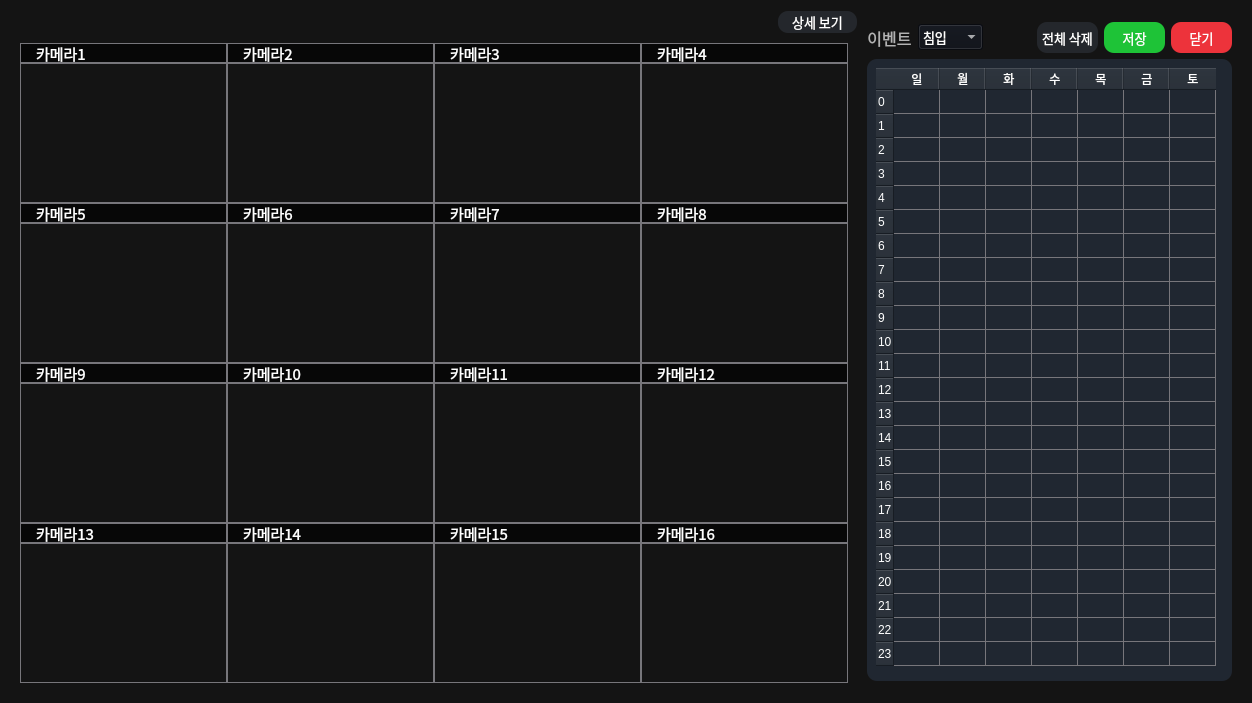
This is ui/schedule_test.ui in diddytpq/MS-AI-Viewer as Qt 5 draws it before an edit. The edited form follows.
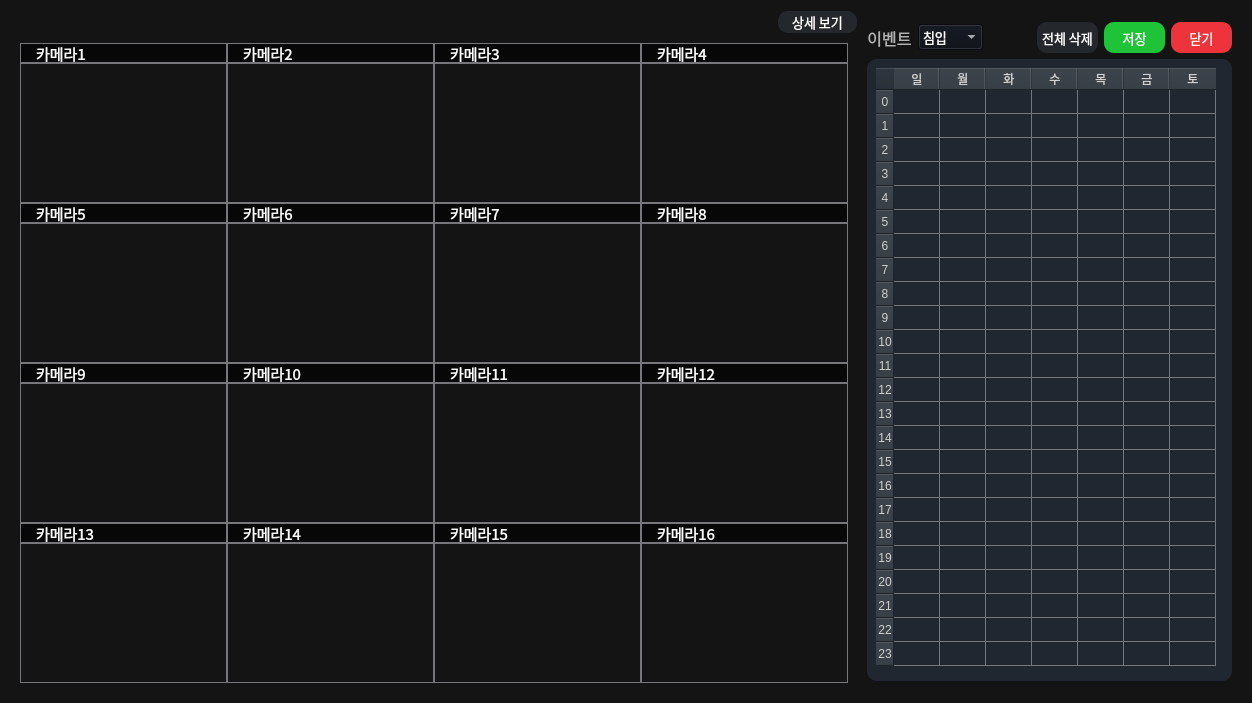
This is the edited form. Icons and pictures are not drawn.

What changed in the file:
```diff
--- a/ui/schedule_test.ui
+++ b/ui/schedule_test.ui
@@ -1747,6 +1747,12 @@
 
 }
 
+QHeaderView::section {
+    color: rgb(209, 209, 209); /* 헤더 텍스트 색상 - 회색 */
+	background-color: rgb(44, 51, 60); 
+
+}
+
 QTableWidget::item:selected {
         background-color:  rgba(109, 109, 109, 150); /* 드래그 시 선택된 셀의 배경색 */
 		border: 1px solid rgba(209, 209, 209, 30);
@@ -1820,121 +1826,193 @@
                 <property name="text">
                  <string>0</string>
                 </property>
+                <property name="textAlignment">
+                 <set>AlignCenter</set>
+                </property>
                </row>
                <row>
                 <property name="text">
                  <string>1</string>
                 </property>
+                <property name="textAlignment">
+                 <set>AlignCenter</set>
+                </property>
                </row>
                <row>
                 <property name="text">
                  <string>2</string>
                 </property>
+                <property name="textAlignment">
+                 <set>AlignCenter</set>
+                </property>
                </row>
                <row>
                 <property name="text">
                  <string>3</string>
                 </property>
+                <property name="textAlignment">
+                 <set>AlignCenter</set>
+                </property>
                </row>
                <row>
                 <property name="text">
                  <string>4</string>
                 </property>
+                <property name="textAlignment">
+                 <set>AlignCenter</set>
+                </property>
                </row>
                <row>
                 <property name="text">
                  <string>5</string>
                 </property>
+                <property name="textAlignment">
+                 <set>AlignCenter</set>
+                </property>
                </row>
                <row>
                 <property name="text">
                  <string>6</string>
                 </property>
+                <property name="textAlignment">
+                 <set>AlignCenter</set>
+                </property>
                </row>
                <row>
                 <property name="text">
                  <string>7</string>
                 </property>
+                <property name="textAlignment">
+                 <set>AlignCenter</set>
+                </property>
                </row>
                <row>
                 <property name="text">
                  <string>8</string>
                 </property>
+                <property name="textAlignment">
+                 <set>AlignCenter</set>
+                </property>
                </row>
                <row>
                 <property name="text">
                  <string>9</string>
                 </property>
+                <property name="textAlignment">
+                 <set>AlignCenter</set>
+                </property>
                </row>
                <row>
                 <property name="text">
                  <string>10</string>
                 </property>
+                <property name="textAlignment">
+                 <set>AlignCenter</set>
+                </property>
                </row>
                <row>
                 <property name="text">
                  <string>11</string>
                 </property>
+                <property name="textAlignment">
+                 <set>AlignCenter</set>
+                </property>
                </row>
                <row>
                 <property name="text">
                  <string>12</string>
                 </property>
+                <property name="textAlignment">
+                 <set>AlignCenter</set>
+                </property>
                </row>
                <row>
                 <property name="text">
                  <string>13</string>
                 </property>
+                <property name="textAlignment">
+                 <set>AlignCenter</set>
+                </property>
                </row>
                <row>
                 <property name="text">
                  <string>14</string>
                 </property>
+                <property name="textAlignment">
+                 <set>AlignCenter</set>
+                </property>
                </row>
                <row>
                 <property name="text">
                  <string>15</string>
                 </property>
+                <property name="textAlignment">
+                 <set>AlignCenter</set>
+                </property>
                </row>
                <row>
                 <property name="text">
                  <string>16</string>
                 </property>
+                <property name="textAlignment">
+                 <set>AlignCenter</set>
+                </property>
                </row>
                <row>
                 <property name="text">
                  <string>17</string>
                 </property>
+                <property name="textAlignment">
+                 <set>AlignCenter</set>
+                </property>
                </row>
                <row>
                 <property name="text">
                  <string>18</string>
                 </property>
+                <property name="textAlignment">
+                 <set>AlignCenter</set>
+                </property>
                </row>
                <row>
                 <property name="text">
                  <string>19</string>
                 </property>
+                <property name="textAlignment">
+                 <set>AlignCenter</set>
+                </property>
                </row>
                <row>
                 <property name="text">
                  <string>20</string>
                 </property>
+                <property name="textAlignment">
+                 <set>AlignCenter</set>
+                </property>
                </row>
                <row>
                 <property name="text">
                  <string>21</string>
                 </property>
+                <property name="textAlignment">
+                 <set>AlignCenter</set>
+                </property>
                </row>
                <row>
                 <property name="text">
                  <string>22</string>
                 </property>
+                <property name="textAlignment">
+                 <set>AlignCenter</set>
+                </property>
                </row>
                <row>
                 <property name="text">
                  <string>23</string>
                 </property>
+                <property name="textAlignment">
+                 <set>AlignCenter</set>
+                </property>
                </row>
                <column>
                 <property name="text">
```
